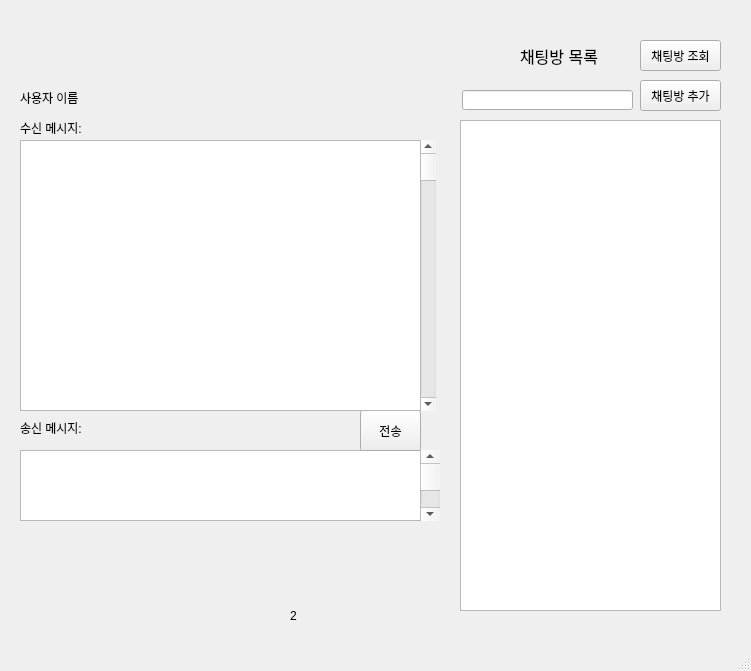
Qt form chat1.ui (Meoung-eun/ChatServer) before a commit.
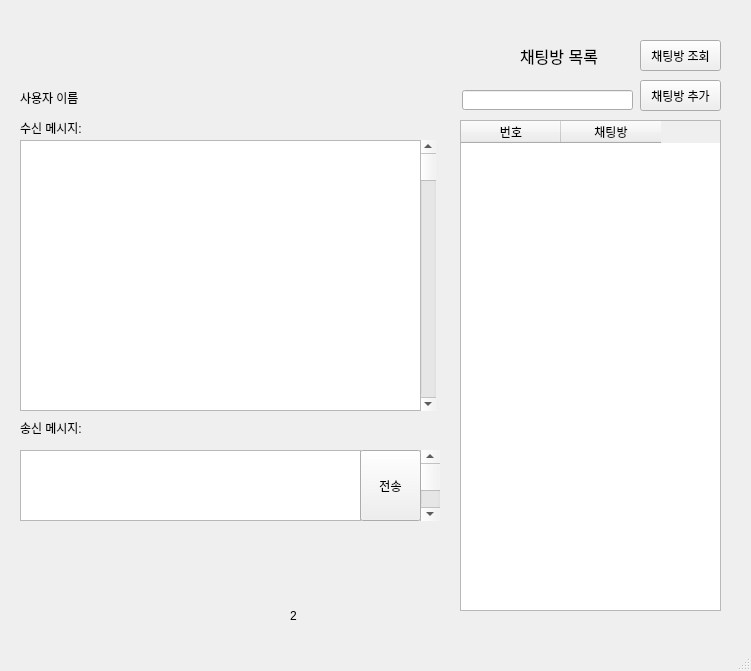
The same form after that commit. Icons and pictures are not drawn.

Commit message: 채팅방 생성 / 목록 조회

```diff
--- a/chat1.ui
+++ b/chat1.ui
@@ -128,7 +128,7 @@
        <rect>
         <x>10</x>
         <y>450</y>
-        <width>401</width>
+        <width>341</width>
         <height>71</height>
        </rect>
       </property>
@@ -189,9 +189,9 @@
       <property name="geometry">
        <rect>
         <x>350</x>
-        <y>410</y>
+        <y>450</y>
         <width>61</width>
-        <height>41</height>
+        <height>71</height>
        </rect>
       </property>
       <property name="text">
@@ -236,6 +236,16 @@
         <height>491</height>
        </rect>
       </property>
+      <column>
+       <property name="text">
+        <string>번호</string>
+       </property>
+      </column>
+      <column>
+       <property name="text">
+        <string>채팅방</string>
+       </property>
+      </column>
      </widget>
      <widget class="QPushButton" name="chat_add_btn">
       <property name="geometry">
```
Left out of the diff: 10 changed lines with no effect on the pictures. The commit also changes 2 other files.
